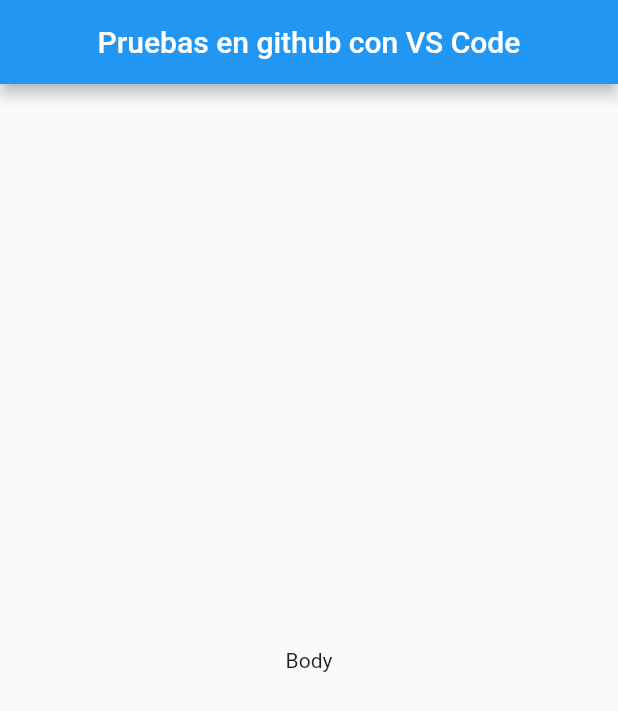
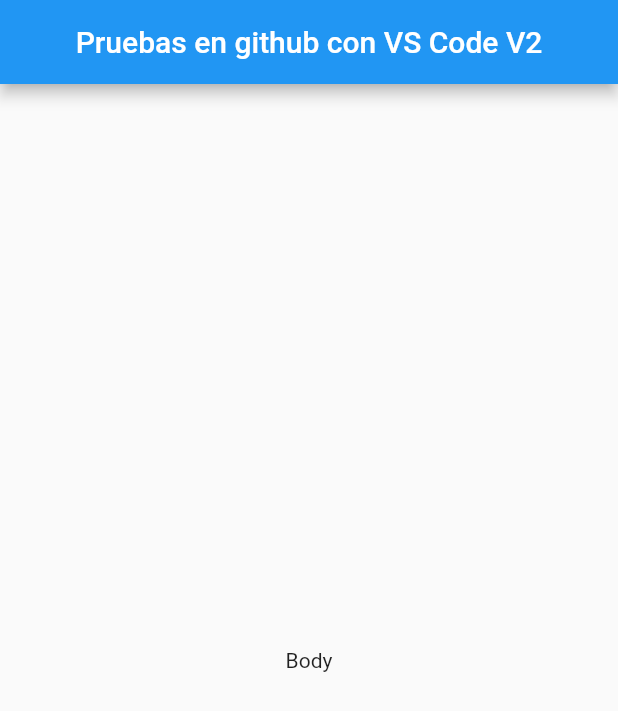
Before and after one commit to EnriqueLS/FlutterProyects, a Flutter app: the screen it shows after launch, on a phone screen of 412 x 824 dp. Shown: the top 711 px of the screen. Run offline on Flutter 3.47's test engine with Material 2 defaults, Android fonts, the phone set to English and light mode, and no system bars.

Commit message:
Tercer control

```diff
--- a/lib/main.dart
+++ b/lib/main.dart
@@ -9,7 +9,7 @@ class MyApp extends StatelessWidget {
     return MaterialApp(
       home: Scaffold(
         appBar: AppBar(
-          title: Text("Pruebas en github con VS Code"),
+          title: Text("Pruebas en github con VS Code V2"),
           centerTitle: true,
         ),
         body: Center(
```
